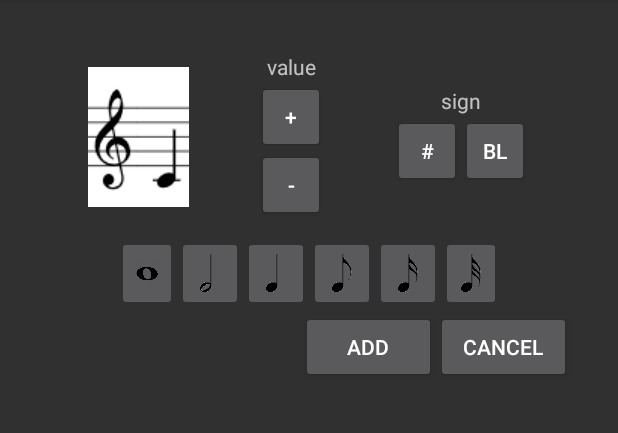
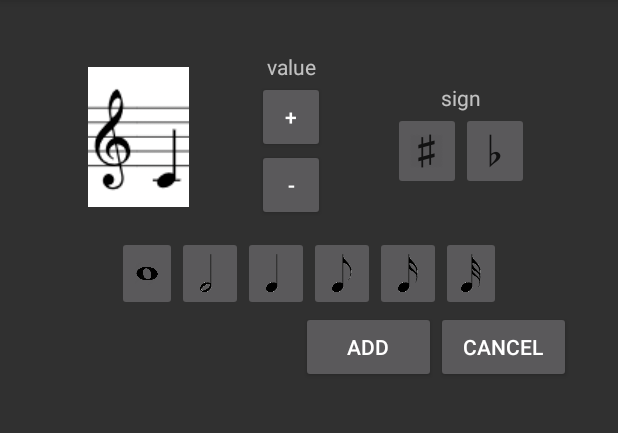
Before and after one commit to Muhammadhl/Notefy, an Android app: the fragment MyCustomDialog shown on its own in the app's theme, on a phone screen of 412 x 824 dp, the part 84-517 px from its top. Run offline under Robolectric (Android 15) with nearby library versions, the phone set to English and light mode, and no system bars; 4 statements that could not run were skipped.

Commit message:
bemol and diese

```diff
--- a/app/src/main/res/layout/dialog_my_custom.xml
+++ b/app/src/main/res/layout/dialog_my_custom.xml
@@ -80,18 +80,18 @@
                 android:layout_height="wrap_content">
 
 
-                <Button
+                <ImageButton
                     android:id="@+id/diese"
                     android:layout_width="45dp"
                     android:layout_height="wrap_content"
-                    android:text="#"/>
+                    android:src="@drawable/dieze" />
 
-                <Button
+                <ImageButton
                     android:id="@+id/bemol"
                     android:layout_width="45dp"
                     android:layout_height="wrap_content"
                     android:layout_marginLeft="45dp"
-                    android:text="bl"/>
+                    android:src="@drawable/bemol" />
 
             </FrameLayout>
 
```
Also changed, not shown: app/src/main/res/drawable-hdpi/bemol.png (added), app/src/main/res/drawable-hdpi/dieze.png (added), app/src/main/res/drawable-mdpi/bemol.png (added), app/src/main/res/drawable-mdpi/dieze.png (added), app/src/main/res/drawable-xhdpi/bemol.png (added), app/src/main/res/drawable-xhdpi/dieze.png (added), app/src/main/res/drawable-xxhdpi/bemol.png (added), app/src/main/res/drawable-xxhdpi/dieze.png (added).
